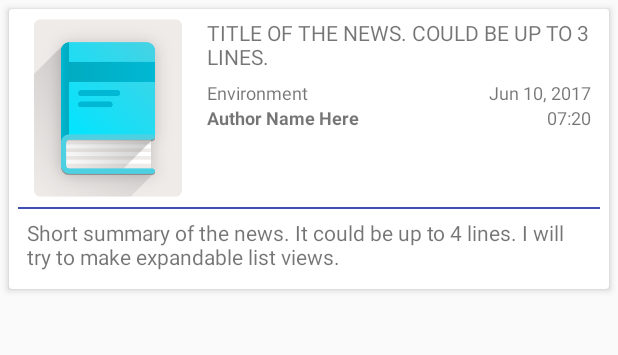
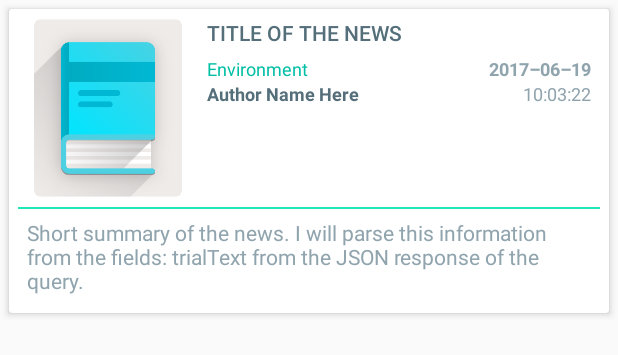
Before and after one commit to fireflyfif/Earth-News, an Android app: the layout list_item.xml on its own in the app's theme, with its tools: preview values and no code run, on a phone screen of 412 x 824 dp. Shown: the top 355 px of the screen. Run offline under Robolectric (Android 15) with nearby library versions, the phone set to English and light mode, and no system bars.

Commit message:
clean and stylize the layout

```diff
--- a/app/src/main/res/layout/activity_earth_news.xml
+++ b/app/src/main/res/layout/activity_earth_news.xml
@@ -13,13 +13,11 @@
         android:layout_width="match_parent"
         android:layout_height="match_parent">
 
-    <android.support.v7.widget.RecyclerView
-        android:id="@+id/recycler_view"
-        android:layout_width="match_parent"
-        android:layout_height="match_parent"
-        android:orientation="vertical">
-
-    </android.support.v7.widget.RecyclerView>
+        <android.support.v7.widget.RecyclerView
+            android:id="@+id/recycler_view"
+            android:layout_width="match_parent"
+            android:layout_height="match_parent"
+            android:orientation="vertical" />
 
     </android.support.v4.widget.SwipeRefreshLayout>
 
@@ -28,8 +26,8 @@
         android:layout_width="wrap_content"
         android:layout_height="wrap_content"
         android:layout_centerInParent="true"
-        tools:text="No News found!"
-        android:textAppearance="?android:textAppearanceMedium"/>
+        android:textAppearance="?android:textAppearanceMedium"
+        tools:text="@string/no_news_found" />
 
     <!-- Loading indicator is only shown before the first load -->
     <ProgressBar
--- a/app/src/main/res/layout/list_item.xml
+++ b/app/src/main/res/layout/list_item.xml
@@ -22,26 +22,17 @@
 
                 <ImageView
                     android:id="@+id/thumbnail_news"
-                    android:layout_width="120dp"
-                    android:layout_height="120dp"
+                    style="@style/news_images"
+                    android:contentDescription="@string/content_image_news"
                     android:src="@drawable/librarian_book_01" />
 
-                <LinearLayout
-                    android:id="@+id/title_info_layout"
-                    android:layout_width="match_parent"
-                    android:layout_height="wrap_content"
-                    android:orientation="vertical"
-                    android:paddingLeft="@dimen/padding_6dp"
-                    android:paddingRight="@dimen/padding_6dp"
-                    android:paddingBottom="@dimen/padding_6dp">
+                <LinearLayout style="@style/layout_newsInfo">
 
                     <TextView
                         android:id="@+id/news_title"
-                        android:layout_width="match_parent"
-                        android:layout_height="wrap_content"
-                        android:paddingBottom="6dp"
-                        android:text="Title of the News. Could be up to 3 lines."
-                        android:textAllCaps="true" />
+                        style="@style/textTitle"
+                        android:paddingBottom="@dimen/padding_6dp"
+                        android:text="@string/title_dummy_text" />
 
                     <LinearLayout
                         android:layout_width="match_parent"
@@ -50,22 +41,13 @@
 
                         <TextView
                             android:id="@+id/section_name"
-                            android:layout_width="0dp"
-                            android:layout_height="wrap_content"
-                            android:layout_weight="2"
-                            android:gravity="left"
-                            android:text="Environment"
-                            android:textSize="12sp" />
+                            style="@style/textTitle.section"
+                            android:text="@string/section_name" />
 
                         <TextView
                             android:id="@+id/news_date"
-                            android:layout_width="0dp"
-                            android:layout_height="wrap_content"
-                            android:layout_weight="1"
-                            android:gravity="right"
-                            android:maxLines="1"
-                            android:text="Jun 10, 2017"
-                            android:textSize="12sp" />
+                            style="@style/textTitle.section.time_date"
+                            android:text="@string/news_date" />
 
                     </LinearLayout>
 
@@ -76,22 +58,14 @@
 
                         <TextView
                             android:id="@+id/author_name"
-                            android:layout_width="0dp"
-                            android:layout_height="wrap_content"
-                            android:layout_weight="1"
-                            android:text="Author Name Here"
-                            android:textSize="12sp"
-                            android:textStyle="bold" />
+                            style="@style/textTitle.section.author"
+                            android:text="@string/author_name" />
 
                         <TextView
                             android:id="@+id/news_time"
-                            android:layout_width="0dp"
-                            android:layout_height="wrap_content"
-                            android:layout_weight="1"
-                            android:gravity="right"
-                            android:maxLines="1"
-                            android:text="07:20"
-                            android:textSize="12sp" />
+                            style="@style/textTitle.section.time_date"
+                            android:text="@string/news_time"
+                            android:textStyle="normal" />
 
                     </LinearLayout>
 
@@ -99,18 +73,12 @@
 
             </LinearLayout>
 
-            <View
-                android:layout_width="match_parent"
-                android:layout_height="1dp"
-                android:background="@color/colorPrimary"
-                android:layout_marginTop="@dimen/margin_6dp"/>
+            <View style="@style/divider" />
 
             <TextView
                 android:id="@+id/trail_text"
-                android:layout_width="match_parent"
-                android:layout_height="wrap_content"
-                android:padding="@dimen/padding_6dp"
-                android:text="Short summary of the news. It could be up to 4 lines. I will try to make expandable list views." />
+                style="@style/textTitle.summary"
+                android:text="@string/news_summary" />
 
         </LinearLayout>
     </android.support.v7.widget.CardView>
--- a/app/src/main/res/values/colors.xml
+++ b/app/src/main/res/values/colors.xml
@@ -1,6 +1,9 @@
 <?xml version="1.0" encoding="utf-8"?>
 <resources>
-    <color name="colorPrimary">#3F51B5</color>
-    <color name="colorPrimaryDark">#303F9F</color>
-    <color name="colorAccent">#FF4081</color>
+    <color name="colorPrimary">#1DE9B6</color>
+    <color name="colorPrimaryDark">#00BFA5</color>
+    <color name="colorAccent">#FF6D00</color>
+    <color name="color_blueGray_light">#CFD8DC</color>
+    <color name="color_blueGray_dark">#90A4AE</color>
+    <color name="color_blueGray_darker">#546E7A</color>
 </resources>
--- a/app/src/main/res/values/dimens.xml
+++ b/app/src/main/res/values/dimens.xml
@@ -4,4 +4,9 @@
     <dimen name="margin_6dp">6dp</dimen>
     <dimen name="cardCornerRadius">2dp</dimen>
     <dimen name="cardElevation">3dp</dimen>
+    <dimen name="image_height_width">120dp</dimen>
+    <dimen name="text_title">14sp</dimen>
+    <dimen name="text_subtitle">12sp</dimen>
+    <dimen name="width_0dp">0dp</dimen>
+    <dimen name="divider_height">1dp</dimen>
 </resources>
--- a/app/src/main/res/values/strings.xml
+++ b/app/src/main/res/values/strings.xml
@@ -4,6 +4,15 @@
     <string name="no_internet">No Internet Connection</string>
 
     <string name="no_news_found">No News Found</string>
+
+    <string name="title_dummy_text">Title of the News</string>
+    <string name="section_name">Environment</string>
+    <string name="author_name">Author Name Here</string>
+    <string name="news_date">2017&#8211;06&#8211;19</string>
+    <string name="news_time">10:03:22</string>
+    <string name="news_summary">Short summary of the news. I will parse this information from the
+        fields: trialText from the JSON response of the query.</string>
+    <string name="content_image_news">Image of the news that is parsed through the JSON response.</string>
 
     <!-- Settings Menu Item [CHAR LIMIT=NONE] -->
     <string name="settings_menu_item">Settings</string>
--- a/app/src/main/res/values/styles.xml
+++ b/app/src/main/res/values/styles.xml
@@ -8,10 +8,80 @@
         <item name="colorAccent">@color/colorAccent</item>
     </style>
 
+    <!-- Card View -->
     <style name="cardView" parent="AppTheme">
         <item name="android:layout_width">match_parent</item>
         <item name="android:layout_height">wrap_content</item>
         <item name="android:layout_margin">@dimen/margin_6dp</item>
     </style>
 
+    <!-- LinearLayout News Info -->
+    <style name="layout_newsInfo" parent="AppTheme">
+        <item name="android:layout_width">match_parent</item>
+        <item name="android:layout_height">wrap_content</item>
+        <item name="android:orientation">vertical</item>
+        <item name="android:paddingRight">@dimen/padding_6dp</item>
+        <item name="android:paddingLeft">@dimen/padding_6dp</item>
+        <item name="android:paddingBottom">@dimen/padding_6dp</item>
+    </style>
+
+    <!-- Image News-->
+    <style name="news_images" parent="AppTheme">
+        <item name="android:layout_width">@dimen/image_height_width</item>
+        <item name="android:layout_height">@dimen/image_height_width</item>
+    </style>
+
+    <!-- Text News Title-->
+    <style name="textTitle" parent="AppTheme">
+        <item name="android:layout_width">match_parent</item>
+        <item name="android:layout_height">wrap_content</item>
+        <item name="android:fontFamily">sans-serif-medium</item>
+        <item name="android:textAllCaps">true</item>
+        <item name="android:textSize">@dimen/text_title</item>
+        <item name="android:textColor">@color/color_blueGray_darker</item>
+    </style>
+
+    <!-- Text News Section Name-->
+    <style name="textTitle.section">
+        <item name="android:layout_width">@dimen/width_0dp</item>
+        <item name="android:layout_weight">2</item>
+        <item name="android:gravity">start</item>
+        <item name="android:textColor">@color/colorPrimaryDark</item>
+        <item name="android:textSize">@dimen/text_subtitle</item>
+        <item name="android:fontFamily">sans-serif</item>
+        <item name="android:textAllCaps">false</item>
+        <item name="android:textStyle">normal</item>
+    </style>
+
+    <!-- Text News Date -->
+    <style name="textTitle.section.time_date">
+        <item name="android:layout_weight">1</item>
+        <item name="android:gravity">end</item>
+        <item name="android:maxLines">1</item>
+        <item name="android:textColor">@color/color_blueGray_dark</item>
+        <item name="android:textStyle">bold</item>
+    </style>
+
+    <!-- Text News Author -->
+    <style name="textTitle.section.author">
+        <item name="android:textStyle">bold</item>
+        <item name="android:textColor">@color/color_blueGray_darker</item>
+    </style>
+
+    <!-- Text News Summary -->
+    <style name="textTitle.summary">
+        <item name="android:textAllCaps">false</item>
+        <item name="android:textColor">@color/color_blueGray_dark</item>
+        <item name="android:padding">@dimen/padding_6dp</item>
+        <item name="android:fontFamily">sans-serif</item>
+    </style>
+
+    <!-- Divider -->
+    <style name="divider" parent="AppTheme">
+        <item name="android:layout_width">match_parent</item>
+        <item name="android:layout_height">@dimen/divider_height</item>
+        <item name="android:layout_marginTop">@dimen/margin_6dp</item>
+        <item name="android:background">@color/colorPrimary</item>
+    </style>
+
 </resources>
```
